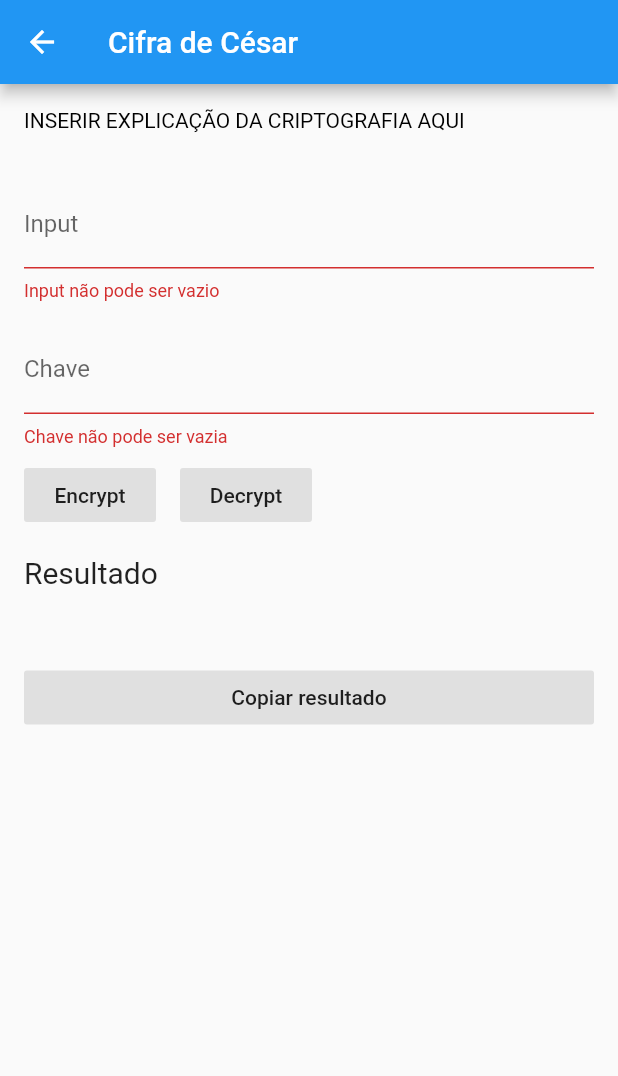
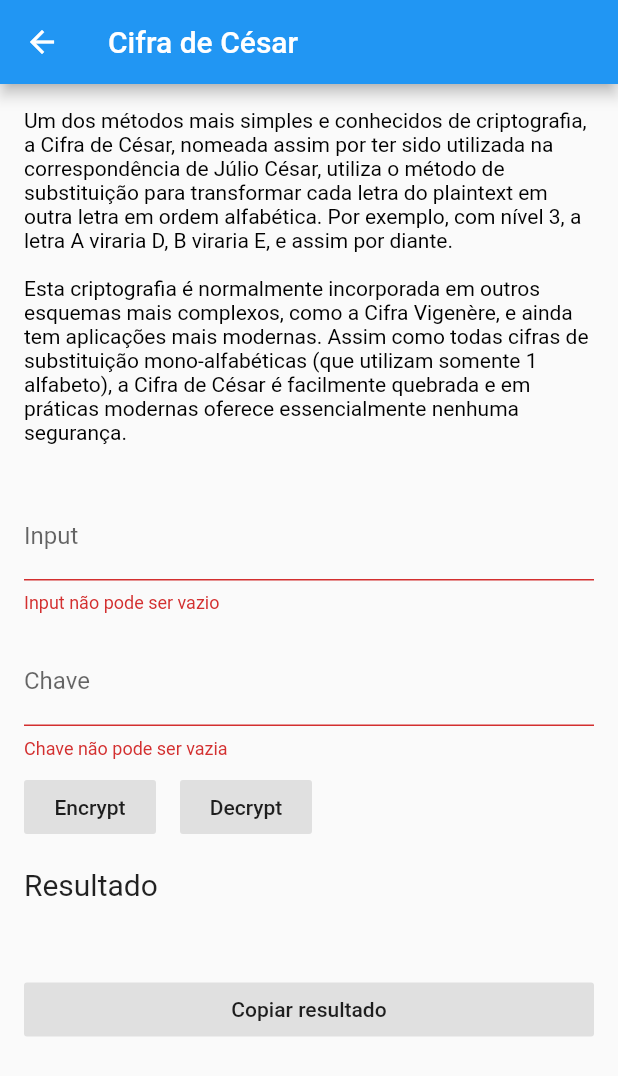
Before and after one commit to arielzao150/the_code_app, a Flutter app: the CaesarShift screen opened directly, on a phone screen of 412 x 824 dp. Shown: the top 1076 px of the screen. Run offline on Flutter 3.47's test engine with Material 2 defaults, Android fonts, the phone set to English and light mode, and no system bars.

Commit message:
Update caesar.dart

```diff
--- a/lib/UI/criptografias/caesar.dart
+++ b/lib/UI/criptografias/caesar.dart
@@ -3,7 +3,9 @@ import 'package:flutter/services.dart';
 import '../basic_crypto.dart';
 
 class CaesarShift extends Criptografia {
-  final String explicacao = """INSERIR EXPLICAÇÃO DA CRIPTOGRAFIA AQUI""";
+  final String explicacao = """Um dos métodos mais simples e conhecidos de criptografia, a Cifra de César, nomeada assim por ter sido utilizada na correspondência de Júlio César, utiliza o método de substituição para transformar cada letra do plaintext em outra letra em ordem alfabética. Por exemplo, com nível 3, a letra A viraria D, B viraria E, e assim por diante.
+
+Esta criptografia é normalmente incorporada em outros esquemas mais complexos, como a Cifra Vigenère, e ainda tem aplicações mais modernas. Assim como todas cifras de substituição mono-alfabéticas (que utilizam somente 1 alfabeto), a Cifra de César é facilmente quebrada e em práticas modernas oferece essencialmente nenhuma segurança.""";
   final String nome = "Cifra de César";
   final Nivel nivel = Nivel.BASICO;
 
```
